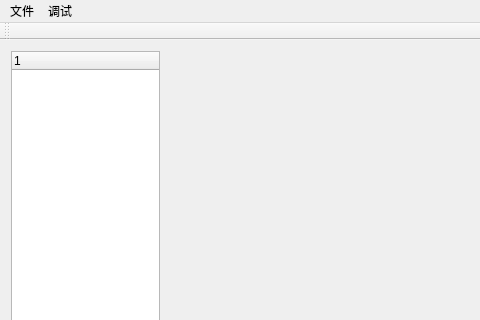
Above: A4D/A4D.ui from 365082218/A4D before the change; both pictures show x 0 to 480 and y 0 to 320 of the 865 by 597 pixel window. Below: the same form after it.
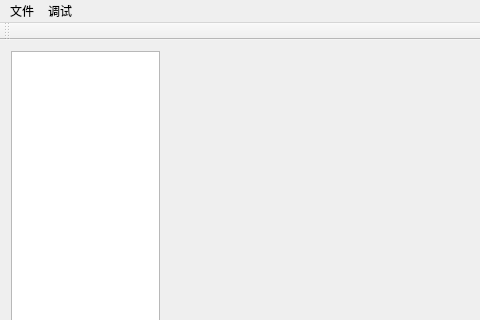
That is the form after the change.

```diff
--- a/A4D/A4D.ui
+++ b/A4D/A4D.ui
@@ -26,6 +26,15 @@
     <layout class="QVBoxLayout" name="sceneTreeLayout">
      <item>
       <widget class="QTreeWidget" name="treeWidget">
+       <property name="mouseTracking">
+        <bool>false</bool>
+       </property>
+       <property name="autoFillBackground">
+        <bool>true</bool>
+       </property>
+       <attribute name="headerVisible">
+        <bool>false</bool>
+       </attribute>
        <column>
         <property name="text">
          <string notr="true">1</string>
```
